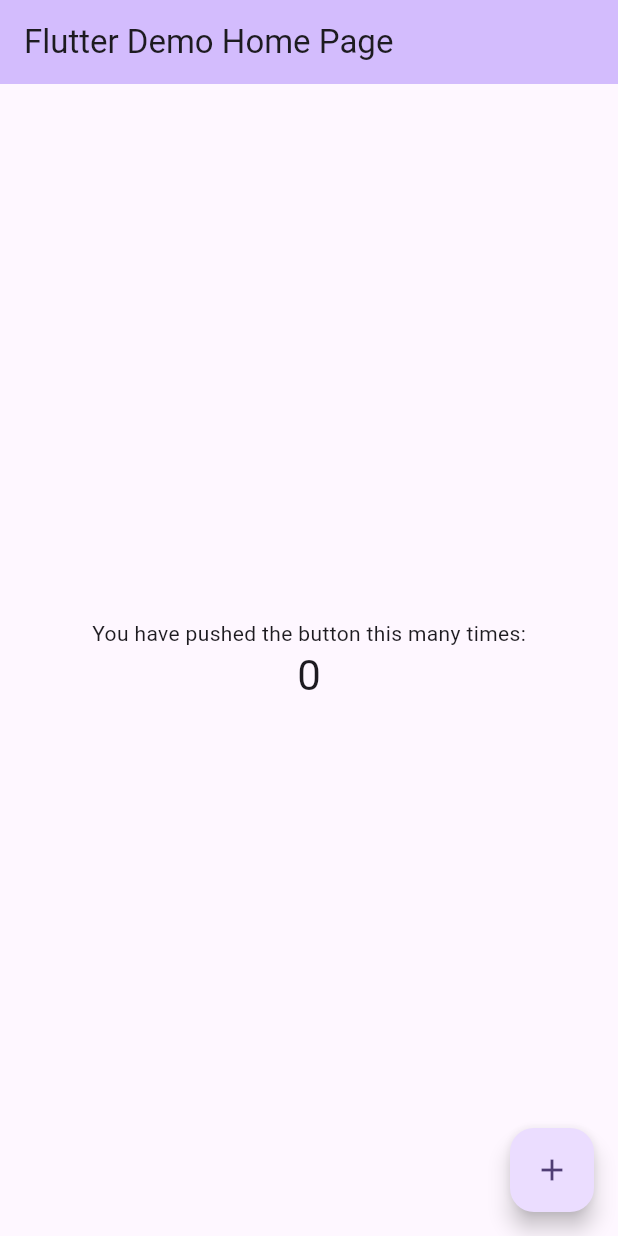
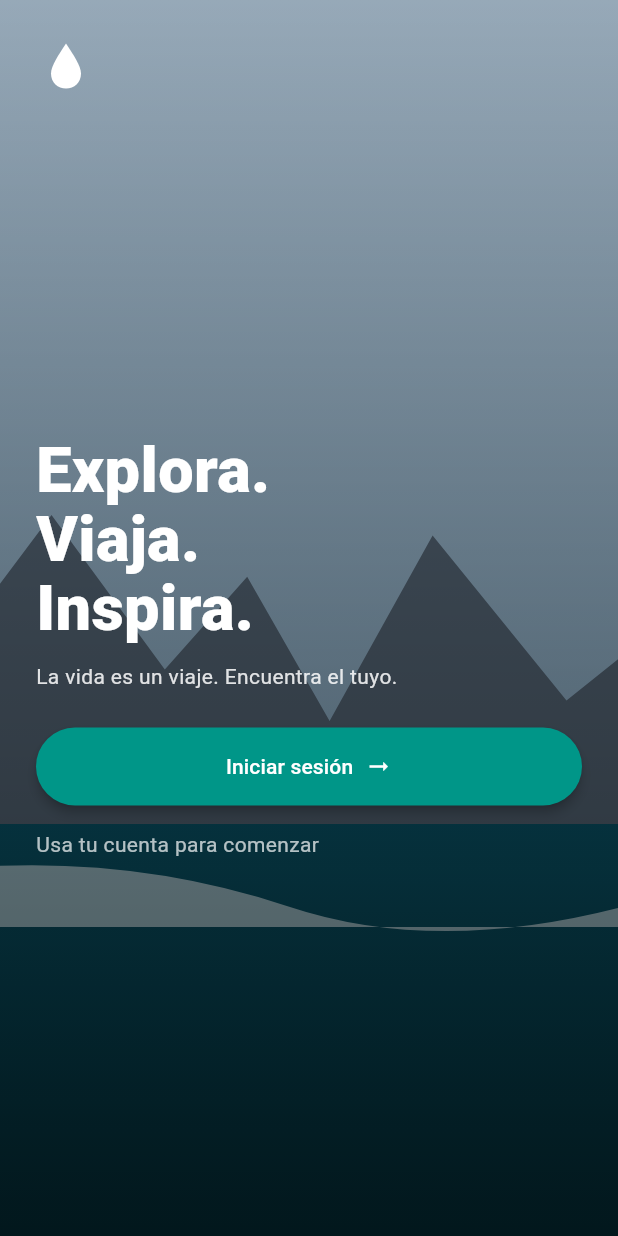
Before and after one commit to MAKEBUZ/watsolution_mobil, a Flutter app: the screen it shows after launch, on a phone screen of 412 x 824 dp. Run offline on Flutter 3.47's test engine with Material 3 defaults, Android fonts, the phone set to English and light mode, and no system bars; our stand-ins replace flutter_dotenv, flutter_svg, supabase_flutter; accounts and stored records are empty.

Commit message:
inicio de sesion

```diff
--- /dev/null
+++ b/lib/app.dart
@@ -0,0 +1,22 @@
+import 'package:flutter/material.dart';
+import 'package:supabase_flutter/supabase_flutter.dart';
+import 'screens/landing_page.dart';
+import 'screens/home_page.dart';
+
+class MyApp extends StatelessWidget {
+  const MyApp({super.key});
+
+  @override
+  Widget build(BuildContext context) {
+    final session = Supabase.instance.client.auth.currentSession;
+    return MaterialApp(
+      debugShowCheckedModeBanner: false,
+      title: 'WAT Solution',
+      theme: ThemeData(
+        colorScheme: ColorScheme.fromSeed(seedColor: Colors.teal),
+        useMaterial3: true,
+      ),
+      home: session != null ? const HomePage() : const LandingPage(),
+    );
+  }
+}
--- a/lib/main.dart
+++ b/lib/main.dart
@@ -1,122 +1,9 @@
 import 'package:flutter/material.dart';
+import 'config/supabase_config.dart';
+import 'app.dart';
 
-void main() {
+void main() async {
+  WidgetsFlutterBinding.ensureInitialized();
+  await initSupabase();
   runApp(const MyApp());
 }
-
-class MyApp extends StatelessWidget {
-  const MyApp({super.key});
-
-  // This widget is the root of your application.
-  @override
-  Widget build(BuildContext context) {
-    return MaterialApp(
-      title: 'Flutter Demo',
-      theme: ThemeData(
-        // This is the theme of your application.
-        //
-        // TRY THIS: Try running your application with "flutter run". You'll see
-        // the application has a purple toolbar. Then, without quitting the app,
-        // try changing the seedColor in the colorScheme below to Colors.green
-        // and then invoke "hot reload" (save your changes or press the "hot
-        // reload" button in a Flutter-supported IDE, or press "r" if you used
-        // the command line to start the app).
-        //
-        // Notice that the counter didn't reset back to zero; the application
-        // state is not lost during the reload. To reset the state, use hot
-        // restart instead.
-        //
-        // This works for code too, not just values: Most code changes can be
-        // tested with just a hot reload.
-        colorScheme: ColorScheme.fromSeed(seedColor: Colors.deepPurple),
-      ),
-      home: const MyHomePage(title: 'Flutter Demo Home Page'),
-    );
-  }
-}
-
-class MyHomePage extends StatefulWidget {
-  const MyHomePage({super.key, required this.title});
-
-  // This widget is the home page of your application. It is stateful, meaning
-  // that it has a State object (defined below) that contains fields that affect
-  // how it looks.
-
-  // This class is the configuration for the state. It holds the values (in this
-  // case the title) provided by the parent (in this case the App widget) and
-  // used by the build method of the State. Fields in a Widget subclass are
-  // always marked "final".
-
-  final String title;
-
-  @override
-  State<MyHomePage> createState() => _MyHomePageState();
-}
-
-class _MyHomePageState extends State<MyHomePage> {
-  int _counter = 0;
-
-  void _incrementCounter() {
-    setState(() {
-      // This call to setState tells the Flutter framework that something has
-      // changed in this State, which causes it to rerun the build method below
-      // so that the display can reflect the updated values. If we changed
-      // _counter without calling setState(), then the build method would not be
-      // called again, and so nothing would appear to happen.
-      _counter++;
-    });
-  }
-
-  @override
-  Widget build(BuildContext context) {
-    // This method is rerun every time setState is called, for instance as done
-    // by the _incrementCounter method above.
-    //
-    // The Flutter framework has been optimized to make rerunning build methods
-    // fast, so that you can just rebuild anything that needs updating rather
-    // than having to individually change instances of widgets.
-    return Scaffold(
-      appBar: AppBar(
-        // TRY THIS: Try changing the color here to a specific color (to
-        // Colors.amber, perhaps?) and trigger a hot reload to see the AppBar
-        // change color while the other colors stay the same.
-        backgroundColor: Theme.of(context).colorScheme.inversePrimary,
-        // Here we take the value from the MyHomePage object that was created by
-        // the App.build method, and use it to set our appbar title.
-        title: Text(widget.title),
-      ),
-      body: Center(
-        // Center is a layout widget. It takes a single child and positions it
-        // in the middle of the parent.
-        child: Column(
-          // Column is also a layout widget. It takes a list of children and
-          // arranges them vertically. By default, it sizes itself to fit its
-          // children horizontally, and tries to be as tall as its parent.
-          //
-          // Column has various properties to control how it sizes itself and
-          // how it positions its children. Here we use mainAxisAlignment to
-          // center the children vertically; the main axis here is the vertical
-          // axis because Columns are vertical (the cross axis would be
-          // horizontal).
-          //
-          // TRY THIS: Invoke "debug painting" (choose the "Toggle Debug Paint"
-          // action in the IDE, or press "p" in the console), to see the
-          // wireframe for each widget.
-          mainAxisAlignment: MainAxisAlignment.center,
-          children: <Widget>[
-            const Text('You have pushed the button this many times:'),
-            Text(
-              '$_counter',
-              style: Theme.of(context).textTheme.headlineMedium,
-            ),
-          ],
-        ),
-      ),
-      floatingActionButton: FloatingActionButton(
-        onPressed: _incrementCounter,
-        tooltip: 'Increment',
-        child: const Icon(Icons.add),
-      ), // This trailing comma makes auto-formatting nicer for build methods.
-    );
-  }
-}
--- /dev/null
+++ b/lib/screens/landing_page.dart
@@ -0,0 +1,162 @@
+import 'package:flutter/material.dart';
+import 'package:flutter_svg/flutter_svg.dart';
+import '../utils/asset_utils.dart';
+import 'login_page.dart';
+
+class LandingPage extends StatefulWidget {
+  const LandingPage({super.key});
+
+  @override
+  State<LandingPage> createState() => _LandingPageState();
+}
+
+class _LandingPageState extends State<LandingPage> {
+  bool _hasBg = false;
+  bool _hasLogo = false;
+  bool _hasBgSvg = false;
+
+  @override
+  void initState() {
+    super.initState();
+    _initAssets();
+  }
+
+  Future<void> _initAssets() async {
+    // final bgJpg = await assetExists('assets/images/landing_bg.jpg'); // no usar JPG
+    final bgSvg = await assetExists('assets/images/landing_bg.svg');
+    final logo = await assetExists('assets/logo/logo.svg');
+    if (mounted) {
+      setState(() {
+        _hasBg = false; // forzar a no cargar JPG para evitar 404 en web
+        _hasBgSvg = bgSvg;
+        _hasLogo = logo;
+      });
+    }
+  }
+
+  @override
+  Widget build(BuildContext context) {
+    return Scaffold(
+      body: Stack(
+        children: [
+          Positioned.fill(
+            child: _hasBgSvg
+                ? SvgPicture.asset(
+                    'assets/images/landing_bg.svg',
+                    fit: BoxFit.cover,
+                  )
+                : Container(color: Colors.black),
+          ),
+          Positioned.fill(
+            child: Container(
+              decoration: BoxDecoration(
+                gradient: LinearGradient(
+                  begin: Alignment.topCenter,
+                  end: Alignment.bottomCenter,
+                  colors: [
+                    Colors.black.withOpacity(0.2),
+                    Colors.black.withOpacity(0.6),
+                  ],
+                ),
+              ),
+            ),
+          ),
+          SafeArea(
+            child: Padding(
+              padding: const EdgeInsets.all(24.0),
+              child: Column(
+                crossAxisAlignment: CrossAxisAlignment.start,
+                children: [
+                  Row(
+                    children: [
+                      if (_hasLogo)
+                        SvgPicture.asset(
+                          'assets/logo/logo.svg',
+                          height: 40,
+                          colorFilter: const ColorFilter.mode(
+                              Colors.white, BlendMode.srcIn),
+                        )
+                      else
+                        const Icon(Icons.water_drop, color: Colors.white, size: 36),
+                    ],
+                  ),
+                  const Spacer(),
+                  const Text(
+                    'Explora.',
+                    style: TextStyle(
+                      color: Colors.white,
+                      fontSize: 42,
+                      fontWeight: FontWeight.w800,
+                      height: 1.1,
+                    ),
+                  ),
+                  const Text(
+                    'Viaja.',
+                    style: TextStyle(
+                      color: Colors.white,
+                      fontSize: 42,
+                      fontWeight: FontWeight.w800,
+                      height: 1.1,
+                    ),
+                  ),
+                  const Text(
+                    'Inspira.',
+                    style: TextStyle(
+                      color: Colors.white,
+                      fontSize: 42,
+                      fontWeight: FontWeight.w800,
+                      height: 1.1,
+                    ),
+                  ),
+                  const SizedBox(height: 12),
+                  Text(
+                    'La vida es un viaje. Encuentra el tuyo.',
+                    style: TextStyle(
+                      color: Colors.white.withOpacity(0.85),
+                      fontSize: 14,
+                      fontWeight: FontWeight.w400,
+                    ),
+                  ),
+                  const SizedBox(height: 24),
+                  SizedBox(
+                    width: double.infinity,
+                    child: ElevatedButton(
+                      style: ElevatedButton.styleFrom(
+                        backgroundColor: Colors.teal,
+                        foregroundColor: Colors.white,
+                        elevation: 3,
+                        padding: const EdgeInsets.symmetric(
+                            vertical: 16, horizontal: 24),
+                        shape: const StadiumBorder(),
+                      ),
+                      onPressed: () {
+                        Navigator.of(context).push(
+                          MaterialPageRoute(builder: (_) => LoginPage()),
+                        );
+                      },
+                      child: const Row(
+                        mainAxisAlignment: MainAxisAlignment.center,
+                        mainAxisSize: MainAxisSize.min,
+                        children: [
+                          Text('Iniciar sesión'),
+                          SizedBox(width: 8),
+                          Icon(Icons.arrow_right_alt),
+                        ],
+                      ),
+                    ),
+                  ),
+                  const SizedBox(height: 16),
+                  const Text(
+                    'Usa tu cuenta para comenzar',
+                    style: TextStyle(color: Colors.white70),
+                  ),
+                  const Spacer(),
+                ],
+              ),
+            ),
+          ),
+        ],
+      ),
+    );
+  }
+}
```
Also changed, not shown: lib/config/supabase_config.dart (added, +16 -0 lines), lib/screens/home_page.dart (added, +33 -0 lines), lib/screens/login_page.dart (added, +141 -0 lines), lib/utils/asset_utils.dart (added, +10 -0 lines), pubspec.yaml (+7 -3 lines), assets/images/landing_bg.svg (added), assets/logo/logo.svg (added), pubspec.lock, 7 other files.
